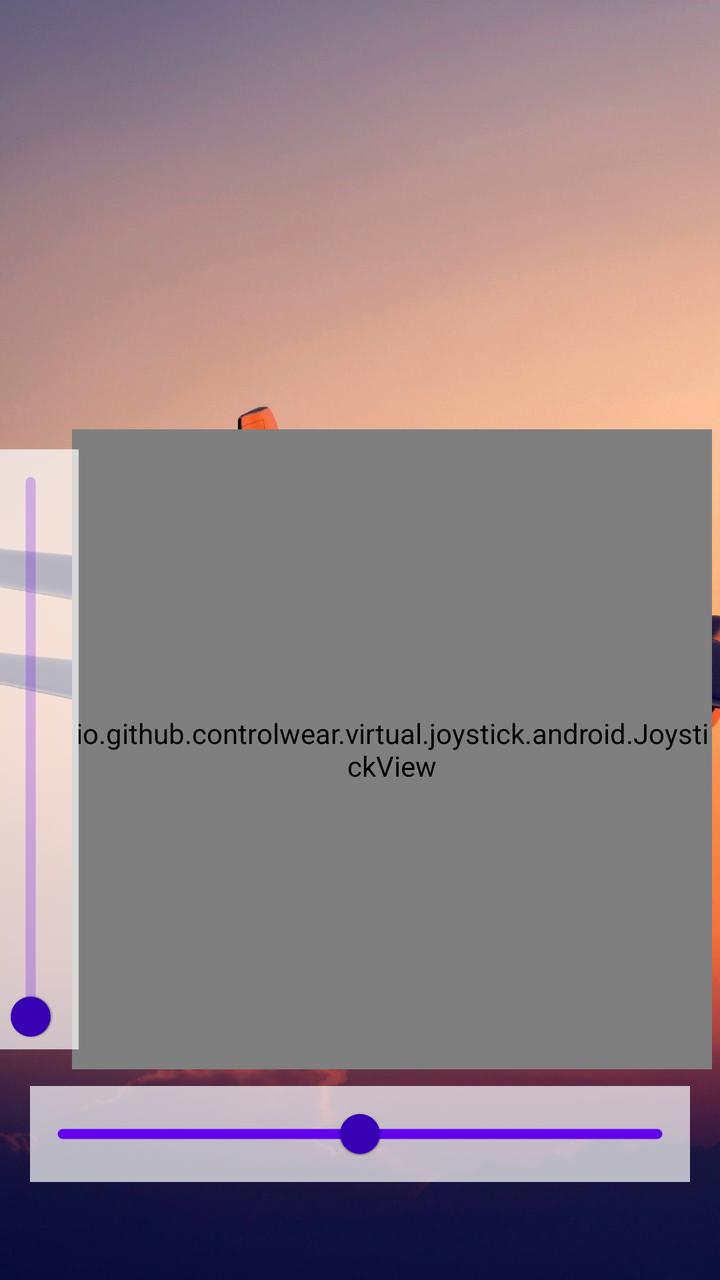
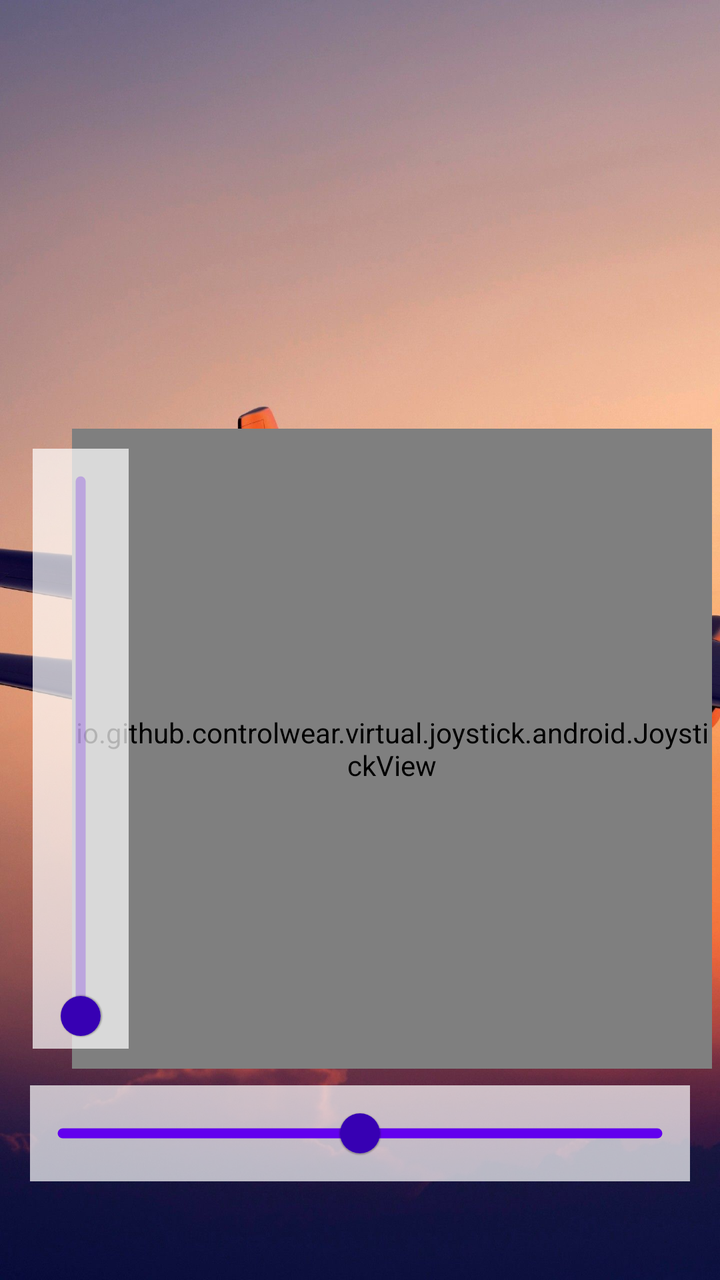

Two renders of the same Android screen: before a commit and after it. Below are the layout's source before the change and the commit's diff.
<!-- AndroidManifest.xml: application theme AppTheme -->
<!-- res/layout/activity_flight_control.xml -->
<?xml version="1.0" encoding="utf-8"?>
<androidx.constraintlayout.widget.ConstraintLayout
    xmlns:android="http://schemas.android.com/apk/res/android"
    xmlns:app="http://schemas.android.com/apk/res-auto"
    xmlns:tools="http://schemas.android.com/tools"
    android:layout_width="match_parent"
    android:layout_height="match_parent"
    android:background="@drawable/plane_background"
    tools:context=".view.FlightControlActivity">

    <TextView
        android:id="@+id/connectionMessage"
        android:layout_width="350dp"
        android:layout_height="90dp"
        android:textColor="@color/black"
        android:textSize="24sp"
        android:textStyle="bold"
        app:layout_constraintBottom_toTopOf="@+id/joystick"
        app:layout_constraintEnd_toEndOf="parent"
        app:layout_constraintHorizontal_bias="0.5"
        app:layout_constraintStart_toStartOf="parent"
        app:layout_constraintTop_toTopOf="parent"
        app:layout_constraintVertical_bias="0.150" />

    <TextView
        android:id="@+id/aileronText"
        android:layout_width="160dp"
        android:layout_height="50dp"
        android:layout_marginTop="10dp"
        android:textColor="@color/black"
        android:textSize="24sp"
        app:layout_constraintStart_toStartOf="@+id/connectionMessage"
        app:layout_constraintTop_toBottomOf="@+id/connectionMessage" />

    <TextView
        android:id="@+id/elevatorText"
        android:layout_width="160dp"
        android:layout_height="50dp"
        android:layout_marginTop="10dp"
        android:textColor="@color/black"
        android:textSize="24sp"
        app:layout_constraintEnd_toEndOf="@+id/connectionMessage"
        app:layout_constraintTop_toBottomOf="@+id/connectionMessage" />

    <TextView
        android:id="@+id/rudderText"
        android:layout_width="160dp"
        android:layout_height="50dp"
        android:textColor="@color/black"
        android:textSize="24sp"
        app:layout_constraintBottom_toTopOf="@+id/joystick"
        app:layout_constraintStart_toStartOf="@+id/connectionMessage"
        app:layout_constraintTop_toBottomOf="@+id/aileronText" />

    <TextView
        android:id="@+id/throttleText"
        android:layout_width="160dp"
        android:layout_height="50dp"
        android:textColor="@color/black"
        android:textSize="24sp"
        app:layout_constraintBottom_toTopOf="@+id/joystick"
        app:layout_constraintEnd_toEndOf="@+id/connectionMessage"
        app:layout_constraintTop_toBottomOf="@+id/elevatorText" />

    <ImageView
        android:id="@+id/imageView"
        android:layout_width="240dp"
        android:layout_height="240dp"
        app:layout_constraintBottom_toBottomOf="@+id/joystick"
        app:layout_constraintEnd_toEndOf="@+id/joystick"
        app:layout_constraintStart_toStartOf="@+id/joystick"
        app:layout_constraintTop_toTopOf="@+id/joystick"
        app:srcCompat="@drawable/arrows" />

    <io.github.controlwear.virtual.joystick.android.JoystickView
        android:id="@+id/joystick"
        android:layout_width="320dp"
        android:layout_height="320dp"
        app:JV_backgroundColor="@color/white_trans"
        app:JV_borderColor="@color/dimgrey"
        app:JV_borderWidth="5dp"
        app:JV_buttonColor="@color/colorPrimaryDark"
        app:JV_buttonSizeRatio="25%"
        app:JV_fixedCenter="false"
        app:layout_constraintBottom_toBottomOf="parent"
        app:layout_constraintEnd_toEndOf="parent"
        app:layout_constraintHorizontal_bias="0.901"
        app:layout_constraintStart_toStartOf="parent"
        app:layout_constraintTop_toTopOf="parent"
        app:layout_constraintVertical_bias="0.671" />

    <com.google.android.material.slider.Slider
        android:id="@+id/rudder"
        android:layout_width="match_parent"
        android:layout_height="wrap_content"
        android:background="@color/white_trans"
        android:value="0"
        android:valueFrom="-1.0"
        android:valueTo="1.0"
        app:layout_constraintBottom_toBottomOf="parent"
        app:layout_constraintEnd_toEndOf="@+id/joystick"
        app:layout_constraintHorizontal_bias="0.0"
        app:layout_constraintStart_toStartOf="@+id/joystick"
        app:layout_constraintTop_toBottomOf="@+id/joystick"
        app:layout_constraintVertical_bias="0.143"
        android:layout_marginLeft="15dp"
        android:layout_marginRight="15dp"
        app:trackColorActive="@color/colorPrimary"
        app:trackColorInactive="@color/colorPrimary"
        app:thumbColor="@color/colorPrimaryDark"
        app:trackHeight="5dp" />

    <com.google.android.material.slider.Slider
        android:id="@+id/throttle"
        android:layout_width="300dp"
        android:layout_height="50dp"
        android:background="@color/white_trans"
        android:rotation="270"
        android:value="0"
        android:valueFrom="0"
        android:valueTo="1.0"
        app:labelBehavior="gone"
        app:layout_constraintBottom_toBottomOf="@+id/joystick"
        app:layout_constraintEnd_toEndOf="@+id/rudderText"
        app:layout_constraintTop_toTopOf="@+id/joystick"
        app:thumbColor="@color/colorPrimaryDark"
        app:trackColorActive="@color/colorPrimary"
        app:trackHeight="5dp" />

</androidx.constraintlayout.widget.ConstraintLayout>
<!-- resources referenced by this layout -->
<resources>
  <color name="black">#FF000000</color>
  <color name="colorPrimary">#6200EE</color>
  <color name="colorPrimaryDark">#3700B3</color>
  <color name="dimgrey">#696969</color>
  <color name="white_trans">#B3FFFFFF</color>
  <!-- drawable arrows: png bitmap (drawable, 32677 bytes) -->
  <!-- drawable plane_background: jpg bitmap (drawable, 185862 bytes) -->
  <style name="AppTheme" parent="Theme.MaterialComponents.Light.DarkActionBar">
          <item name="colorPrimary">@color/colorPrimary</item>
          <item name="colorPrimaryDark">@color/colorPrimaryDark</item>
          <item name="colorAccent">@color/colorAccent</item>
      </style>
  <color name="colorAccent">#03DAC5</color>
</resources>

<!-- the commit's change to res/layout/activity_flight_control.xml (unified diff, before → after) -->
@@ -20,7 +20,7 @@
         app:layout_constraintHorizontal_bias="0.5"
         app:layout_constraintStart_toStartOf="parent"
         app:layout_constraintTop_toTopOf="parent"
-        app:layout_constraintVertical_bias="0.150" />
+        app:layout_constraintVertical_bias="0.15" />
 
     <TextView
         android:id="@+id/aileronText"
@@ -70,7 +70,8 @@
         app:layout_constraintEnd_toEndOf="@+id/joystick"
         app:layout_constraintStart_toStartOf="@+id/joystick"
         app:layout_constraintTop_toTopOf="@+id/joystick"
-        app:srcCompat="@drawable/arrows" />
+        app:srcCompat="@drawable/arrows"
+        android:contentDescription="@string/joystick_background" />
 
     <io.github.controlwear.virtual.joystick.android.JoystickView
         android:id="@+id/joystick"
@@ -84,10 +85,10 @@
         app:JV_fixedCenter="false"
         app:layout_constraintBottom_toBottomOf="parent"
         app:layout_constraintEnd_toEndOf="parent"
-        app:layout_constraintHorizontal_bias="0.901"
+        app:layout_constraintHorizontal_bias="0.9"
         app:layout_constraintStart_toStartOf="parent"
         app:layout_constraintTop_toTopOf="parent"
-        app:layout_constraintVertical_bias="0.671" />
+        app:layout_constraintVertical_bias="0.67" />
 
     <com.google.android.material.slider.Slider
         android:id="@+id/rudder"
@@ -97,14 +98,14 @@
         android:value="0"
         android:valueFrom="-1.0"
         android:valueTo="1.0"
+        android:layout_marginLeft="15dp"
+        android:layout_marginRight="15dp"
         app:layout_constraintBottom_toBottomOf="parent"
         app:layout_constraintEnd_toEndOf="@+id/joystick"
         app:layout_constraintHorizontal_bias="0.0"
         app:layout_constraintStart_toStartOf="@+id/joystick"
         app:layout_constraintTop_toBottomOf="@+id/joystick"
         app:layout_constraintVertical_bias="0.143"
-        android:layout_marginLeft="15dp"
-        android:layout_marginRight="15dp"
         app:trackColorActive="@color/colorPrimary"
         app:trackColorInactive="@color/colorPrimary"
         app:thumbColor="@color/colorPrimaryDark"
@@ -116,12 +117,13 @@
         android:layout_height="50dp"
         android:background="@color/white_trans"
         android:rotation="270"
+        android:translationX="190dp"
         android:value="0"
         android:valueFrom="0"
         android:valueTo="1.0"
         app:labelBehavior="gone"
         app:layout_constraintBottom_toBottomOf="@+id/joystick"
-        app:layout_constraintEnd_toEndOf="@+id/rudderText"
+        app:layout_constraintEnd_toStartOf="parent"
         app:layout_constraintTop_toTopOf="@+id/joystick"
         app:thumbColor="@color/colorPrimaryDark"
         app:trackColorActive="@color/colorPrimary"
<!-- resource entries referenced after the edit -->
@@ -7,6 +7,7 @@
   <color name="white_trans">#B3FFFFFF</color>
   <!-- drawable arrows: png bitmap (drawable, 32677 bytes) -->
   <!-- drawable plane_background: jpg bitmap (drawable, 185862 bytes) -->
+  <string name="joystick_background">Background for Joystick</string>
   <style name="AppTheme" parent="Theme.MaterialComponents.Light.DarkActionBar">
           <item name="colorPrimary">@color/colorPrimary</item>
           <item name="colorPrimaryDark">@color/colorPrimaryDark</item>
